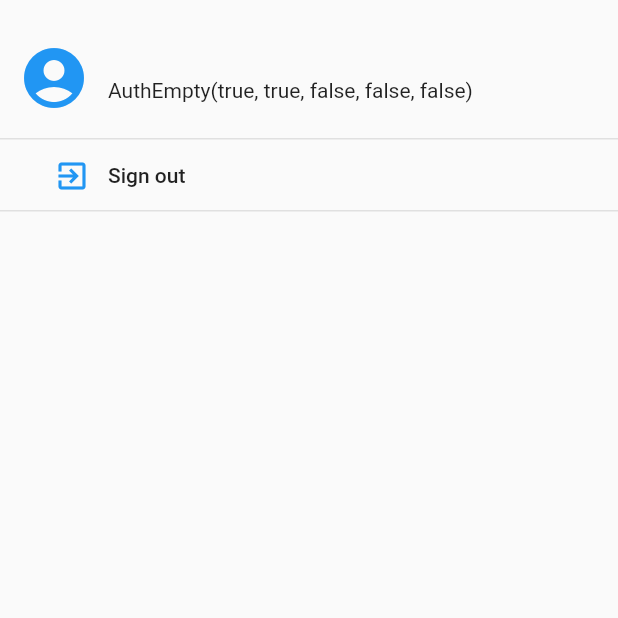
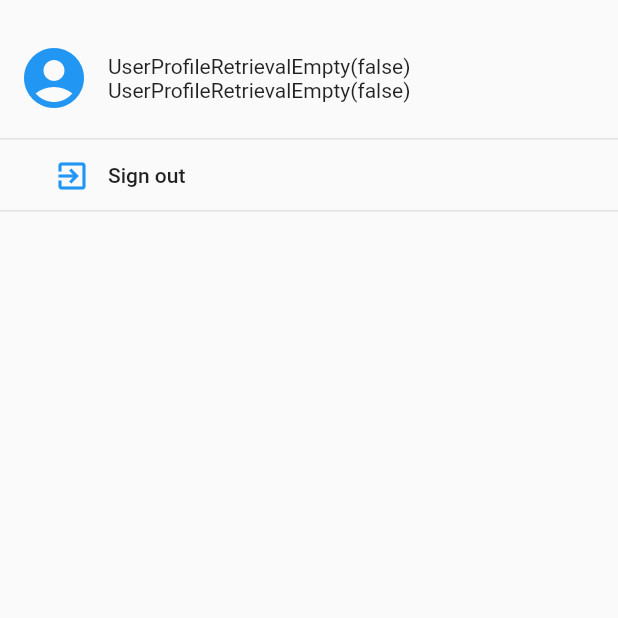
Before and after one commit to FleeToday/whatup, a Flutter app: the AppBarDrawerWidget screen opened directly, on a phone screen of 412 x 824 dp, the top half of it. Run offline on Flutter 3.47's test engine with Material 2 defaults, Android fonts, the phone set to English and light mode, and no system bars; our stand-ins replace bloc, cloud_firestore, equatable, firebase_auth, flutter_bloc, flutter_swiper and 2 more; missing offline and left inert: flutter_google_places, geoflutterfire, google_maps_webservice; accounts and stored records are empty.

Commit message:
refine user profile states

```diff
--- a/lib/models/UserProfile.dart
+++ b/lib/models/UserProfile.dart
@@ -11,12 +11,7 @@ class UserProfile {
   UserProfile(
       {this.id, this.firstName, this.lastName, this.email, this.interests});
   UserProfile.fromMap(Map<String, dynamic> map, {reference})
-      : assert(map['firstName'] != null),
-        assert(map['lastName'] != null),
-        assert(map['interests'] != null),
-        assert(map['id'] != null),
-        assert(map['email'] != null),
-        firstName = map['firstName'],
+      : firstName = map['firstName'],
         lastName = map['lastName'],
         interests = map['interests'],
         id = map['id'],
@@ -24,6 +19,14 @@ class UserProfile {
 
   UserProfile.fromSnapshot(DocumentSnapshot snapshot)
       : this.fromMap(snapshot.data, reference: snapshot.reference);
+
+  static bool isCompleted(UserProfile userProfile) {
+    return userProfile.interests != null &&
+        userProfile.lastName != null &&
+        userProfile.firstName != null &&
+        userProfile.id != null &&
+        userProfile.email != null;
+  }
 
   Map<String, dynamic> toJson() {
     return {
--- a/lib/screens/HomeScreen/AppBarDrawerWidget.dart
+++ b/lib/screens/HomeScreen/AppBarDrawerWidget.dart
@@ -1,17 +1,20 @@
 import 'package:flutter/material.dart';
 import 'package:flutter_bloc/flutter_bloc.dart';
+import 'package:whatup/models/UserProfile.dart';
 import 'package:whatup/screens/LoginScreen/bloc/auth_bloc.dart';
 import 'package:whatup/screens/LoginScreen/bloc/auth_event.dart';
 import 'package:whatup/screens/LoginScreen/bloc/auth_state.dart';
 import 'package:whatup/screens/ProfileScreen/bloc/userProfile_bloc.dart';
 import 'package:whatup/screens/ProfileScreen/bloc/userProfile_event.dart';
+import 'package:whatup/screens/ProfileScreen/bloc/userProfile_state.dart';
 
 class AppBarDrawerWidget extends StatelessWidget {
   @override
   Widget build(BuildContext context) {
-    return BlocListener<AuthBloc, AuthState>(
-        listener: (BuildContext context, AuthState state) {},
-        child: BlocBuilder<AuthBloc, AuthState>(builder: (context, state) {
+    return BlocListener<UserProfileBloc, UserProfileState>(
+        listener: (BuildContext context, UserProfileState state) {},
+        child: BlocBuilder<UserProfileBloc, UserProfileState>(
+            builder: (context, state) {
           return SizedBox(
             width: MediaQuery.of(context).size.width * 0.66,
             child: Scaffold(
@@ -41,10 +44,12 @@ class AppBarDrawerWidget extends StatelessWidget {
                               child: Column(
                                 crossAxisAlignment: CrossAxisAlignment.start,
                                 children: <Widget>[
-                                  Text(""),
+                                  Text((state is UserProfileRetrievalSuccess)
+                                      ? '${state.currentUserProfile.firstName} ${state.currentUserProfile.lastName}'
+                                      : state.toString()),
                                   Text(
-                                    (state is AuthSuccess)
-                                        ? state.user.email
+                                    (state is UserProfileRetrievalSuccess)
+                                        ? state.currentUserProfile.email
                                         : state.toString(),
                                     softWrap: true,
                                     overflow: TextOverflow.ellipsis,
--- a/lib/screens/LoginScreen/LoginScreen.dart
+++ b/lib/screens/LoginScreen/LoginScreen.dart
@@ -75,7 +75,7 @@ class _LoginModuleState extends State<LoginModule> {
                   MaterialPageRoute(builder: (context) => HomeScreen()));
             });
           }
-          if (state is UserProfileRetrievalFailure) {
+          if (!state.isUserProfileCompleted || !state.isUserProfileExist) {
             Future.delayed(Duration.zero, () {
               Navigator.pushReplacement(
                   context,
--- a/lib/screens/ProfileScreen/bloc/userProfile_state.dart
+++ b/lib/screens/ProfileScreen/bloc/userProfile_state.dart
@@ -3,12 +3,13 @@ import 'package:whatup/models/UserProfile.dart';
 
 abstract class UserProfileState extends Equatable {
   final bool isUserProfileExist;
+  final bool isUserProfileCompleted;
 
-  const UserProfileState(this.isUserProfileExist);
+  const UserProfileState(this.isUserProfileExist, this.isUserProfileCompleted);
 }
 
 class UserProfileRetrievalEmpty extends UserProfileState {
-  const UserProfileRetrievalEmpty() : super(false);
+  const UserProfileRetrievalEmpty() : super(false, false);
 
   @override
   List<Object> get props => [this.isUserProfileExist];
@@ -16,16 +17,25 @@ class UserProfileRetrievalEmpty extends UserProfileState {
 
 class UserProfileRetrievalSuccess extends UserProfileState {
   final UserProfile currentUserProfile;
-  const UserProfileRetrievalSuccess(this.currentUserProfile)
-      : super(currentUserProfile != null);
+  const UserProfileRetrievalSuccess(
+      this.currentUserProfile, bool isUserProfileCompleted)
+      : super(currentUserProfile != null, isUserProfileCompleted);
 
   @override
   List<Object> get props => [this.currentUserProfile];
 }
 
 class UserProfileRetrievalFailure extends UserProfileState {
-  const UserProfileRetrievalFailure() : super(false);
+  const UserProfileRetrievalFailure() : super(false, false);
 
   @override
   List<Object> get props => [this.isUserProfileExist];
 }
+
+class UserProfileIncompleted extends UserProfileRetrievalSuccess {
+  UserProfileIncompleted(UserProfile currentUserProfile)
+      : super(currentUserProfile, false);
+
+  @override
+  List<Object> get props => [this.isUserProfileExist];
+}
```
Also changed, not shown: lib/screens/ProfileScreen/CreateProfileScreen.dart (+14 -3 lines), lib/screens/ProfileScreen/bloc/userProfile_bloc.dart (+5 -2 lines).
